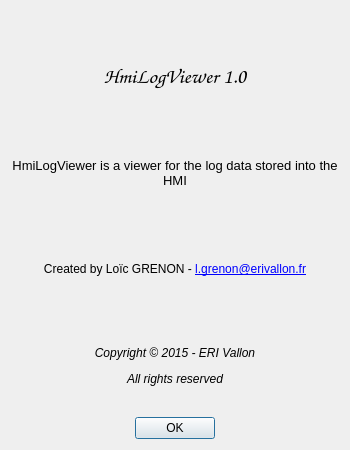
This is ui/aboutDialog.ui in LoicGRENON/HmiLogViewer as Qt 5 draws it before an edit. The edited form follows.
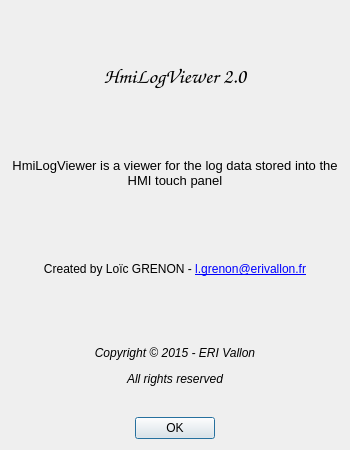
This is the edited form. Icons and pictures are not drawn.

Commit message: Adding import config file dialog First try to read config file which is in the same directory than the executable then otherwise read config file stored in OS application data directory

```diff
--- a/ui/aboutDialog.ui
+++ b/ui/aboutDialog.ui
@@ -43,7 +43,7 @@
       </font>
      </property>
      <property name="text">
-      <string>HmiLogViewer 1.0</string>
+      <string>HmiLogViewer 2.0</string>
      </property>
      <property name="alignment">
       <set>Qt::AlignCenter</set>
@@ -64,7 +64,7 @@
       </font>
      </property>
      <property name="text">
-      <string>&lt;html&gt;&lt;head/&gt;&lt;body&gt;&lt;p align=&quot;center&quot;&gt;HmiLogViewer is a viewer for the log data stored into the HMI&lt;/p&gt;&lt;/body&gt;&lt;/html&gt;</string>
+      <string>&lt;html&gt;&lt;head/&gt;&lt;body&gt;&lt;p align=&quot;center&quot;&gt;HmiLogViewer is a viewer for the log data stored into the HMI touch panel&lt;/p&gt;&lt;/body&gt;&lt;/html&gt;</string>
      </property>
      <property name="scaledContents">
       <bool>false</bool>
```
The commit also changes 5 other files.
